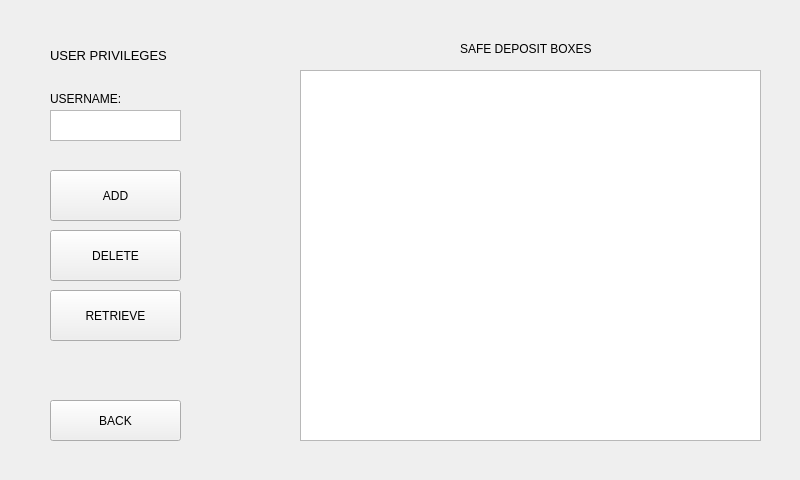
Old version of the form FlexVault_Qt/userprivileges.ui in the repository andreaslydemann/FlexVault.
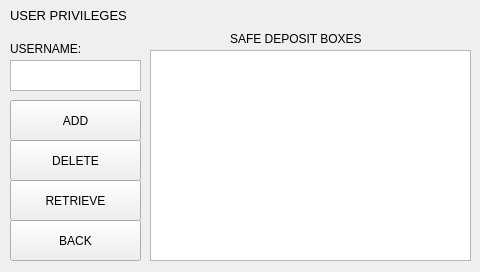
New version of the form.

```diff
--- a/FlexVault_Qt/userprivileges.ui
+++ b/FlexVault_Qt/userprivileges.ui
@@ -6,8 +6,8 @@
    <rect>
     <x>0</x>
     <y>0</y>
-    <width>800</width>
-    <height>480</height>
+    <width>480</width>
+    <height>272</height>
    </rect>
   </property>
   <property name="windowTitle">
@@ -16,20 +16,20 @@
   <widget class="QListWidget" name="sdbListWidget">
    <property name="geometry">
     <rect>
-     <x>300</x>
-     <y>70</y>
-     <width>461</width>
-     <height>371</height>
+     <x>150</x>
+     <y>50</y>
+     <width>321</width>
+     <height>211</height>
     </rect>
    </property>
   </widget>
   <widget class="QPushButton" name="addButton">
    <property name="geometry">
     <rect>
-     <x>50</x>
-     <y>170</y>
+     <x>10</x>
+     <y>100</y>
      <width>131</width>
-     <height>51</height>
+     <height>41</height>
     </rect>
    </property>
    <property name="text">
@@ -39,10 +39,10 @@
   <widget class="QPushButton" name="deleteButton">
    <property name="geometry">
     <rect>
-     <x>50</x>
-     <y>230</y>
+     <x>10</x>
+     <y>140</y>
      <width>131</width>
-     <height>51</height>
+     <height>41</height>
     </rect>
    </property>
    <property name="text">
@@ -52,10 +52,10 @@
   <widget class="QPushButton" name="retrieveButton">
    <property name="geometry">
     <rect>
-     <x>50</x>
-     <y>290</y>
+     <x>10</x>
+     <y>180</y>
      <width>131</width>
-     <height>51</height>
+     <height>41</height>
     </rect>
    </property>
    <property name="text">
@@ -65,8 +65,8 @@
   <widget class="QPushButton" name="backButton">
    <property name="geometry">
     <rect>
-     <x>50</x>
-     <y>400</y>
+     <x>10</x>
+     <y>220</y>
      <width>131</width>
      <height>41</height>
     </rect>
@@ -78,8 +78,8 @@
   <widget class="QLabel" name="sdbLabel">
    <property name="geometry">
     <rect>
-     <x>460</x>
-     <y>40</y>
+     <x>230</x>
+     <y>30</y>
      <width>181</width>
      <height>17</height>
     </rect>
@@ -91,8 +91,8 @@
   <widget class="QLabel" name="userIDLabel">
    <property name="geometry">
     <rect>
-     <x>50</x>
-     <y>90</y>
+     <x>10</x>
+     <y>40</y>
      <width>101</width>
      <height>17</height>
     </rect>
@@ -104,8 +104,8 @@
   <widget class="QLabel" name="userPrivilegesLabel">
    <property name="geometry">
     <rect>
-     <x>50</x>
-     <y>40</y>
+     <x>10</x>
+     <y>0</y>
      <width>151</width>
      <height>31</height>
     </rect>
@@ -116,14 +116,14 @@
     </font>
    </property>
    <property name="text">
-    <string>USER PRIVILEGES</string>
+    <string>&lt;html&gt;&lt;head/&gt;&lt;body&gt;&lt;p&gt;USER PRIVILEGES&lt;/p&gt;&lt;/body&gt;&lt;/html&gt;</string>
    </property>
   </widget>
   <widget class="QTextBrowser" name="userIDTextBrowser">
    <property name="geometry">
     <rect>
-     <x>50</x>
-     <y>110</y>
+     <x>10</x>
+     <y>60</y>
      <width>131</width>
      <height>31</height>
     </rect>
```
